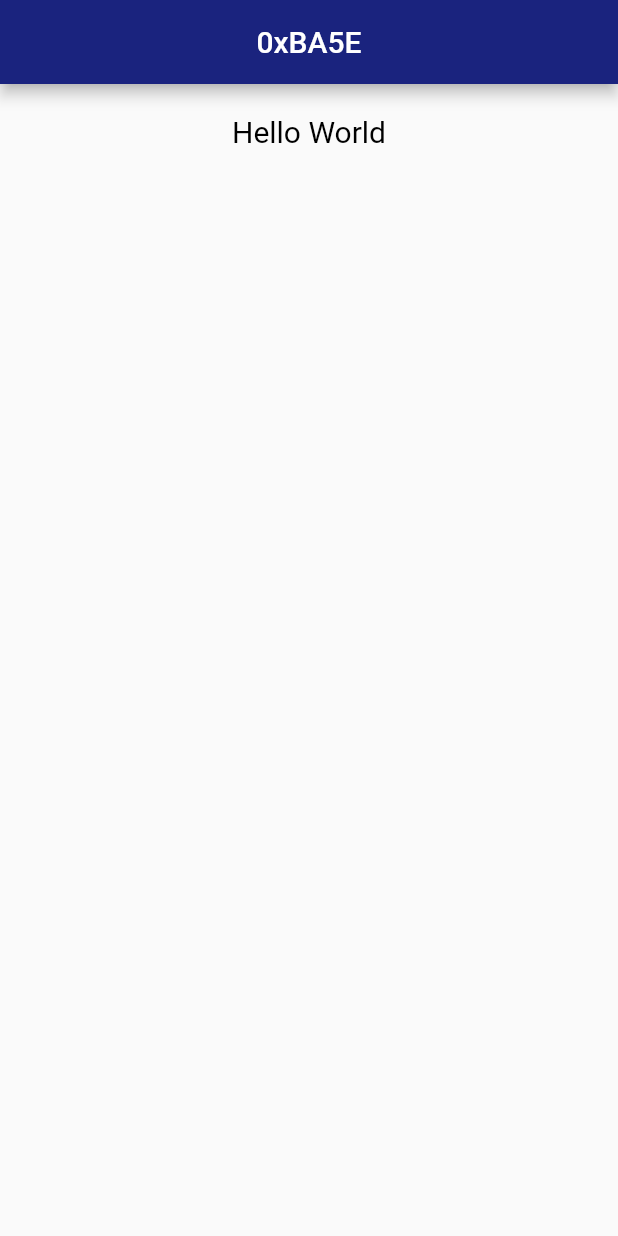
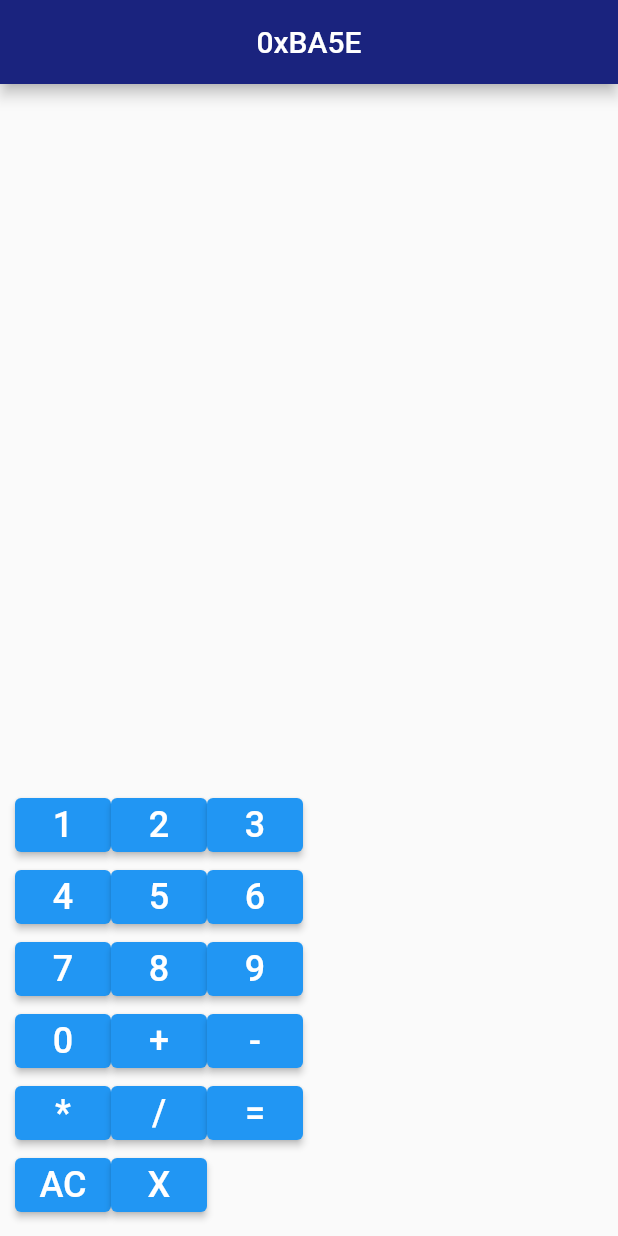
Before and after one commit to 0xV3nn/0xBA53, a Flutter app: the screen it shows after launch, on a phone screen of 412 x 824 dp. Run offline on Flutter 3.47's test engine with Material 2 defaults, Android fonts, the phone set to English and light mode, and no system bars.

Commit message:
CustomKeyboard

```diff
--- a/lib/view/home_page.dart
+++ b/lib/view/home_page.dart
@@ -1,9 +1,29 @@
 import 'package:flutter/material.dart';
+import 'package:xba5e/view/widgets/custom_keyboard.dart';
 
-class HomePage extends StatelessWidget {
+class HomePage extends StatefulWidget {
   const HomePage({super.key});
 
+  @override
+  State<HomePage> createState() => _HomePageState();
+}
+
+class _HomePageState extends State<HomePage> {
   // showModalBottomSheet
+
+  String input = '';
+
+  void _onKeyPressed(String value) {
+    setState(() {
+      if (value == 'AC') {
+        input = '';
+      } else if (value == 'X' && input.isNotEmpty) {
+        input = input.substring(0, input.length - 1);
+      } else if (value != 'AC' && value != 'X') {
+        input += value;
+      }
+    });
+  }
 
   @override
   Widget build(BuildContext context) {
@@ -13,19 +33,27 @@ class HomePage extends StatelessWidget {
           centerTitle: true,
           backgroundColor: Colors.indigo[900],
         ),
-        body: Column(
-          children: [
-            const SizedBox(height: 20.0),
-            const Center(
-              child: Text(
-                "Hello World",
-                style: TextStyle(
-                  fontSize: 20.0,
-                  color: Colors.black
-                )
-              )
-            ),
-          ],
+        body: Center(
+          child: Column(
+            crossAxisAlignment: CrossAxisAlignment.center,
+            children: [
+              Expanded(
+                child: Container(
+                  alignment: Alignment.bottomRight,
+                  padding: const EdgeInsets.all(16),
+                  child: Text(
+                    input,
+                    style: const TextStyle(fontSize: 24),
+                  ),
+                ),
+              ),
+              Center(
+                child: CustomKeyboard(
+                  onKeyPressed: _onKeyPressed,
+                ),
+              ),
+            ],
+          ),
         ),
       );
   }
--- /dev/null
+++ b/lib/view/widgets/custom_button.dart
@@ -0,0 +1,25 @@
+import 'package:flutter/material.dart';
+
+class CustomButton extends StatelessWidget {
+  final String label;
+  final Function(String) onKeyPressed;
+
+  const CustomButton({
+    super.key,
+    required this.label,
+    required this.onKeyPressed
+  });
+
+  @override
+  Widget build(BuildContext context) {
+    return ElevatedButton(
+      child: Text(
+        label,
+        style: const TextStyle(fontSize: 24),
+      ),
+      onPressed: () {
+        onKeyPressed(label);
+      },
+    );
+  }
+}
--- /dev/null
+++ b/lib/view/widgets/custom_keyboard.dart
@@ -0,0 +1,63 @@
+import 'package:flutter/material.dart';
+
+import 'custom_button.dart';
+
+class CustomKeyboard extends StatelessWidget {
+  final Function(String) onKeyPressed;
+  const CustomKeyboard({
+    super.key,
+    required this.onKeyPressed,
+  });
+
+  @override
+  Widget build(BuildContext context) {
+    return Padding(
+      padding: const EdgeInsets.all(10),
+      child: Column(
+        children: [
+          Row(
+            children: [
+              CustomButton(label: '1', onKeyPressed: onKeyPressed),
+              CustomButton(label: '2', onKeyPressed: onKeyPressed),
+              CustomButton(label: '3', onKeyPressed: onKeyPressed),
+            ],
+          ),
+          Row(
+            children: [
+              CustomButton(label: '4', onKeyPressed: onKeyPressed),
+              CustomButton(label: '5', onKeyPressed: onKeyPressed),
+              CustomButton(label: '6', onKeyPressed: onKeyPressed),
+            ],
+          ),
+          Row(
+            children: [
+              CustomButton(label: '7', onKeyPressed: onKeyPressed),
+              CustomButton(label: '8', onKeyPressed: onKeyPressed),
+              CustomButton(label: '9', onKeyPressed: onKeyPressed),
+            ],
+          ),
+          Row(
+            children: [
+              CustomButton(label: '0', onKeyPressed: onKeyPressed),
+              CustomButton(label: '+', onKeyPressed: onKeyPressed),
+              CustomButton(label: '-', onKeyPressed: onKeyPressed),
+            ],
+          ),
+          Row(
+            children: [
+              CustomButton(label: '*', onKeyPressed: onKeyPressed),
+              CustomButton(label: '/', onKeyPressed: onKeyPressed),
+              CustomButton(label: '=', onKeyPressed: onKeyPressed),
+            ],
+          ),
+          Row(children: [
+            CustomButton(label: 'AC', onKeyPressed: onKeyPressed),
+            CustomButton(label: 'X', onKeyPressed: onKeyPressed)
+            ],
+          )
+          // Add more rows for additional buttons as needed
+        ],
+      ),
+    );
+  }
+}
```
Also changed, not shown: lib/main.dart (line endings or trailing spaces).
